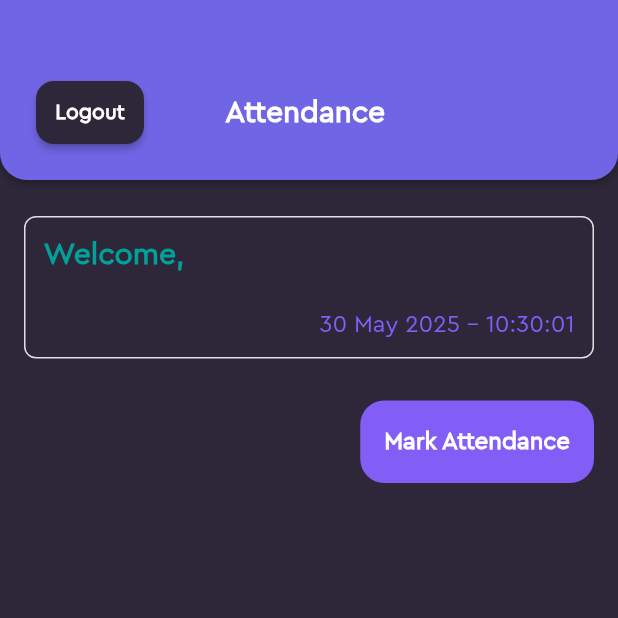
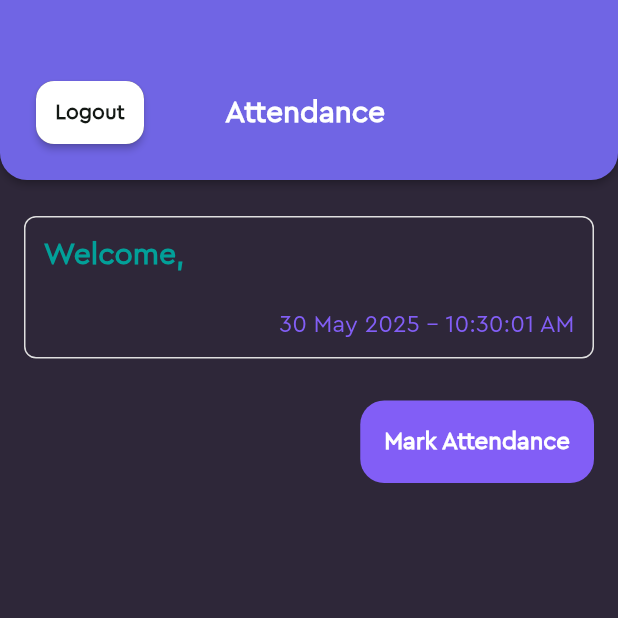
Before and after one commit to Learning-Projects1/RSL-Evaluation-Project, a Flutter app: the AttendanceView screen opened by its route, on a phone screen of 412 x 824 dp, the top half of it. Run offline on Flutter 3.47's test engine with Material 2 defaults, Android fonts, the phone set to English and light mode, and no system bars; our stand-ins replace another_flushbar, flutter_map, flutter_svg, geolocator, get, hive and 3 more; accounts and stored records are empty.

Commit message:
Application is completed with Read.md file update

```diff
--- a/assets/data/user_data.json
+++ b/assets/data/user_data.json
@@ -18,8 +18,8 @@
       "email": "qasim@gmail.com",
       "hashedPassword": "233286a309d86399242b8aa6a22e79a1c2c48b219a921671012f0ff6eb1f0488",
       "name": "Qasim Naveed",
-      "latitude": 25.0012524,
-      "longitude": 55.1542666
+      "latitude": 25.009711139069015,
+      "longitude": 55.15976978486124
     }
   ]
 }
--- a/lib/app/modules/attendance/views/attendance_view.dart
+++ b/lib/app/modules/attendance/views/attendance_view.dart
@@ -69,13 +69,14 @@ class AttendanceView extends GetView<AttendanceController> {
                                       width: 72,
                                       height: 42,
                                       decoration: BoxDecoration(
+                                        color: Colors.white,
                                         borderRadius: BorderRadius.circular(12),
                                       ),
                                       child: const Center(
                                         child: ReusableText(
                                           text: "Logout",
                                           fontWeight: FontWeight.w600,
-                                          color: AppColors.white,
+                                          color: AppColors.primaryBlack,
                                         ),
                                       )
                                   ),
@@ -84,7 +85,7 @@ class AttendanceView extends GetView<AttendanceController> {
                             ),
 
 
-                            ///Attendance text
+                            ///Attendance heading
                             const ReusableText(
                               text: "Attendance",
                               fontSize: 20,
@@ -131,7 +132,7 @@ class AttendanceView extends GetView<AttendanceController> {
 
                       ///Live date time
                       Obx(() {
-                        final formattedTime = DateFormat('dd MMM yyyy – kk:mm:ss')
+                        final formattedTime = DateFormat('dd MMM yyyy – hh:mm:ss a')
                             .format(controller.currentTime.value);
 
                         return Row(
```
Also changed, not shown: lib/app/modules/history/views/history_view.dart (+25 -18 lines), lib/app/modules/map_screen/controllers/map_screen_controller.dart (+7 -1 lines), 1 other file.
